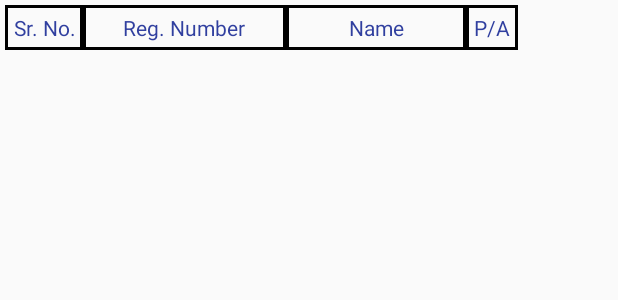
After one commit to rutanshuj/Facapp, an Android app: the layout activity_attendance_frag.xml on its own in the app's theme, with its tools: preview values and no code run, on a phone screen of 412 x 824 dp. The commit adds this screen. Shown: the top 300 px of the screen. Run offline under Robolectric (Android 15) with nearby library versions, the light colour scheme and no system bars.

Commit message:
Attendance Frag

```diff
--- a/app/src/main/AndroidManifest.xml
+++ b/app/src/main/AndroidManifest.xml
@@ -22,7 +22,8 @@
         <activity android:name=".Profileactivity" />
         <activity android:name=".NavigationActivity" />
         <activity android:name=".homeFrag" />
-        <activity android:name=".ttFrag"></activity>
+        <activity android:name=".ttFrag" />
+        <activity android:name=".AttendanceFrag"></activity>
     </application>
 
 </manifest>
--- a/app/src/main/java/com/example/laksh_pc/facapp/NavigationActivity.java
+++ b/app/src/main/java/com/example/laksh_pc/facapp/NavigationActivity.java
@@ -64,6 +64,9 @@ public class NavigationActivity extends AppCompatActivity {
                     case R.id.home:
                         fragmentClass = homeFrag.class;
                         break;
+                    case R.id.tt:
+                        fragmentClass = ttFrag.class;
+                        break;
                 }
                 try {
                     fragment = (android.support.v4.app.Fragment) fragmentClass.newInstance();
--- /dev/null
+++ b/app/src/main/res/drawable/r1.xml
@@ -0,0 +1,9 @@
+<?xml version="1.0" encoding="utf-8"?>
+<shape xmlns:android="http://schemas.android.com/apk/res/android" android:id="@+id/listview_background_shape">
+    <solid android:color="@android:color/transparent" />
+    <stroke android:width="2dp" android:color="@color/black" />
+    <padding android:left="2dp"
+        android:top="2dp"
+        android:right="2dp"
+        android:bottom="2dp" />
+</shape>
--- /dev/null
+++ b/app/src/main/res/layout/activity_attendance_frag.xml
@@ -0,0 +1,61 @@
+<?xml version="1.0" encoding="utf-8"?>
+<RelativeLayout xmlns:android="http://schemas.android.com/apk/res/android"
+    xmlns:tools="http://schemas.android.com/tools"
+    android:padding="3dp"
+    android:layout_width="match_parent"
+    android:layout_height="match_parent"
+    tools:context="com.example.laksh_pc.facapp.AttendanceFrag">
+
+    <TableLayout
+        android:id="@+id/table_lay"
+        android:layout_width="wrap_content"
+        android:layout_height="wrap_content">
+
+        <TableRow
+            android:id="@+id/firstrow"
+            android:layout_width="match_parent"
+            android:layout_height="wrap_content">
+            <TextView
+                android:background="@drawable/r1"
+                android:text="Sr. No."
+                android:id="@+id/srnohead"
+                android:textAlignment="center"
+                android:padding="5dp"
+                android:textColor="@color/colorPrimaryDark"
+                />
+            <TextView
+                android:padding="5dp"
+                android:textAlignment="center"
+                android:background="@drawable/r1"
+                android:text="Reg. Number"
+                android:layout_width="135dp"
+                android:id="@+id/regNohead"
+                android:textColor="@color/colorPrimaryDark"/>
+            <TextView
+                android:padding="5dp"
+                android:background="@drawable/r1"
+                android:text="Name"
+                android:textAlignment="center"
+                android:layout_height="wrap_content"
+                android:layout_width="120dp"
+                android:id="@+id/namehead"
+                android:textColor="@color/colorPrimaryDark"/>
+            <TextView
+                android:padding="5dp"
+                android:background="@drawable/r1"
+                android:text="P/A"
+                android:layout_height="wrap_content"
+                android:id="@+id/attnhead"
+                android:textColor="@color/colorPrimaryDark"/>
+        </TableRow>
+    </TableLayout>
+
+    <android.support.v7.widget.RecyclerView
+        android:id="@+id/recycler_view"
+        android:layout_width="wrap_content"
+        android:layout_height="wrap_content"
+        android:layout_below="@+id/table_lay"
+        android:layout_alignParentStart="true"
+        android:layout_marginTop="33dp" />
+
+</RelativeLayout>
--- a/app/src/main/res/values/colors.xml
+++ b/app/src/main/res/values/colors.xml
@@ -3,4 +3,5 @@
     <color name="colorPrimary">#3F51B5</color>
     <color name="colorPrimaryDark">#303F9F</color>
     <color name="colorAccent">#FF4081</color>
+    <color name="black">#000000</color>
 </resources>
```
Also changed, not shown: app/build.gradle (+17 -2 lines), app/src/main/java/com/example/laksh_pc/facapp/AttendanceFrag.java (added, +95 -0 lines), app/src/main/java/com/example/laksh_pc/facapp/Loginactivity.java (+3 -4 lines), app/src/main/java/com/example/laksh_pc/facapp/Student.java (added, +41 -0 lines), app/src/main/java/com/example/laksh_pc/facapp/ttFrag.java (+10 -1 lines), app/src/main/res/layout/activity_tt_frag.xml (+10 -2 lines), app/src/main/res/layout/custom_row.xml (added, +44 -0 lines), app/src/main/res/drawable/timetable.PNG (added), app/src/main/res/layout/activity_navigation.xml (line endings or trailing spaces).
